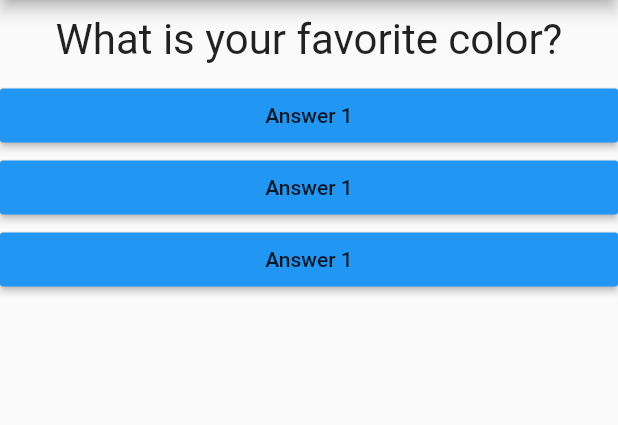
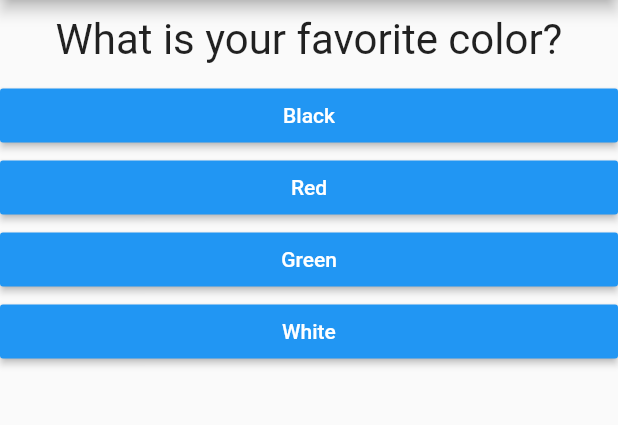
Before and after one commit to eunicocornelius/Flutter-Quiz-App, a Flutter app: the screen it shows after launch, on a phone screen of 412 x 824 dp, the part 84-509 px from its top. Run offline on Flutter 3.47's test engine with Material 2 defaults, Android fonts, the phone set to English and light mode, and no system bars.

Commit message:
added callback function and mapped the questions and answers. Also learned the use of const and final

```diff
--- a/lib/answer.dart
+++ b/lib/answer.dart
@@ -2,8 +2,9 @@ import 'package:flutter/material.dart';
 
 class Answer extends StatelessWidget {
   final Function selectHandler;
+  final String answerText;
 
-  Answer(this.selectHandler);
+  Answer(this.selectHandler, this.answerText);
 
   @override
   Widget build(BuildContext context) {
@@ -11,7 +12,8 @@ class Answer extends StatelessWidget {
       width: double.infinity,
       child: RaisedButton(
         color: Colors.blue,
-        child: Text('Answer 1'),
+        textColor: Colors.white,
+        child: Text(answerText),
         onPressed: selectHandler,
       ),
     );
--- a/lib/main.dart
+++ b/lib/main.dart
@@ -29,8 +29,23 @@ class _MyAppState extends State<MyApp> {
   @override
   Widget build(BuildContext context) {
     var questions = [
-      'What is your favorite color?',
-      'What is your favorite animal?'
+      {
+        'questionText': 'What is your favorite color?',
+        'answers': ['Black', 'Red', 'Green', 'White']
+      },
+      {
+        'questionText': 'What is your favorite animal?',
+        'answers': ['Dog', 'Cat', 'Horse', 'Fish']
+      },
+      {
+        'questionText': 'Who is the person you admire?',
+        'answers': [
+          'Einstine',
+          'Nicola Tesla',
+          'T. A. Edison',
+          'Morgan Freeman'
+        ]
+      },
     ];
     return MaterialApp(
       home: Scaffold(
@@ -40,11 +55,12 @@ class _MyAppState extends State<MyApp> {
         body: Column(
           children: [
             Question(
-              questions[_questionIndex],
+              questions[_questionIndex]['questionText'],
             ),
-            Answer(_answerQuestion),
-            Answer(_answerQuestion),
-            Answer(_answerQuestion),
+            ...(questions[_questionIndex]['answers'] as List<String>)
+                .map((answer) {
+              return Answer(_answerQuestion, answer);
+            }).toList()
           ],
         ),
       ),
```
